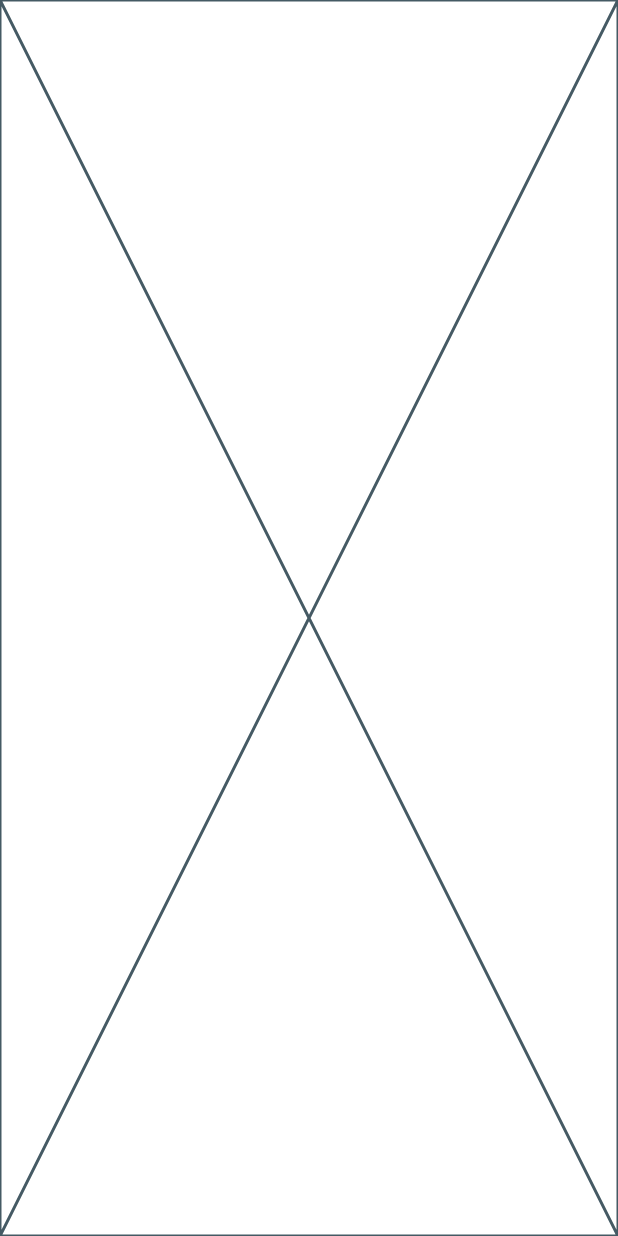
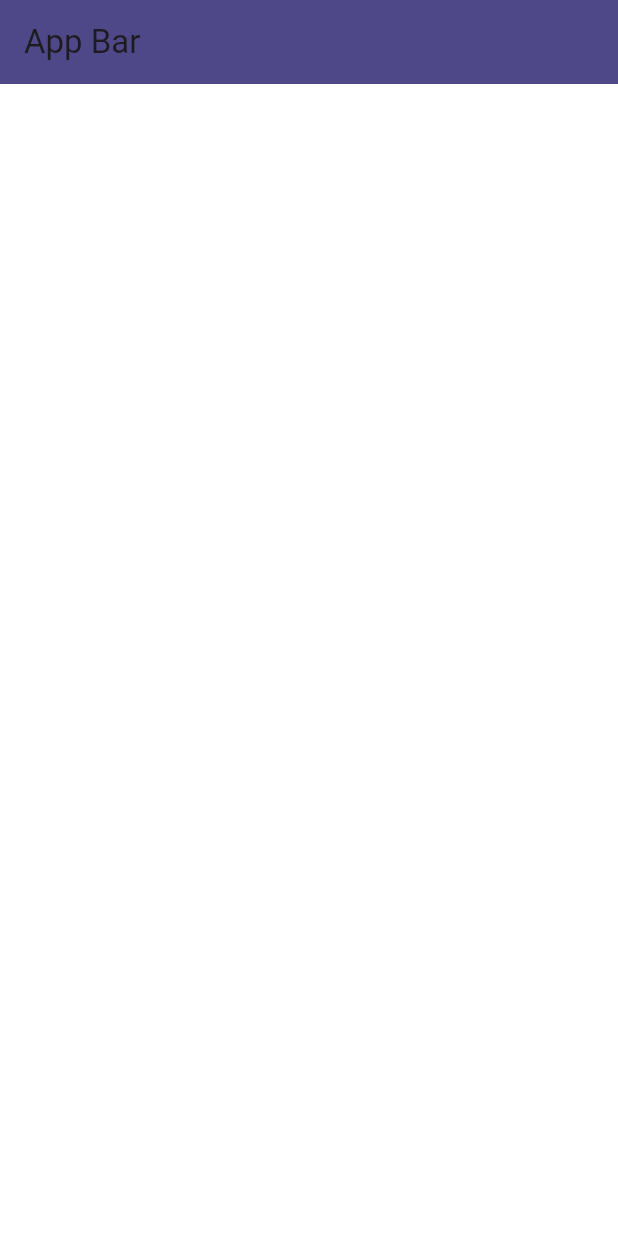
Before and after one commit to HoangVi-Forwork/veritas, a Flutter app: the screen it shows after launch, on a phone screen of 412 x 824 dp. Run offline on Flutter 3.47's test engine with Material 3 defaults, Android fonts, the phone set to English and light mode, and no system bars; our stand-ins replace get.

Commit message:
(FEAT) [F_001] add folder access, router, update main and add splashScreen

```diff
--- a/lib/main.dart
+++ b/lib/main.dart
@@ -1,4 +1,8 @@
 import 'package:flutter/material.dart';
+import 'package:get/route_manager.dart';
+import 'resource/vts_lang.dart';
+import 'resource/vts_styles.dart';
+import 'router/app_route.dart';
 
 void main() => runApp(const MyApp());
 
@@ -7,6 +11,12 @@
 
   @override
   Widget build(BuildContext context) {
-    return const Placeholder();
+    return GetMaterialApp(
+      title: VtsLanguage.appName,
+      theme: appTheme,
+      debugShowCheckedModeBanner: false,
+      getPages: pages,
+      initialRoute: ROUTE_SPLASH_SCREEN,
+    );
   }
 }
--- /dev/null
+++ b/lib/router/app_route.dart
@@ -0,0 +1,16 @@
+// ignore_for_file: constant_identifier_names
+
+import 'package:get/get.dart';
+import '../screens/splash/splash_screen.dart';
+
+// DEFINE APP ROUTE
+const String ROUTE_SPLASH_SCREEN = '/ROUTE_SPLASH_SCREEN';
+
+// GET PAGE WITH ROUTE
+final pages = [
+  GetPage(
+    name: ROUTE_SPLASH_SCREEN,
+    page: () => const SplashScreen(),
+    transition: Transition.fade,
+  ),
+];
--- /dev/null
+++ b/lib/screens/splash/splash_screen.dart
@@ -0,0 +1,14 @@
+import 'package:flutter/material.dart';
+
+class SplashScreen extends StatelessWidget {
+  const SplashScreen({super.key});
+
+  @override
+  Widget build(BuildContext context) {
+    return Scaffold(
+      appBar: AppBar(
+        title: Text('App Bar'),
+      ),
+    );
+  }
+}
--- a/pubspec.yaml
+++ b/pubspec.yaml
@@ -61,9 +61,9 @@ flutter:
   uses-material-design: true
 
   # To add assets to your application, add an assets section, like this:
-  # assets:
-  #   - images/a_dot_burr.jpeg
-  #   - images/a_dot_ham.jpeg
+  assets:
+    - assets/
+    - assets/images/
 
   # An image asset can refer to one or more resolution-specific "variants", see
   # https://flutter.dev/assets-and-images/#resolution-aware
```
Also changed, not shown: assets/images/app_logo.png (added), assets/images/facebook.svg (added), assets/images/google.svg (added).
